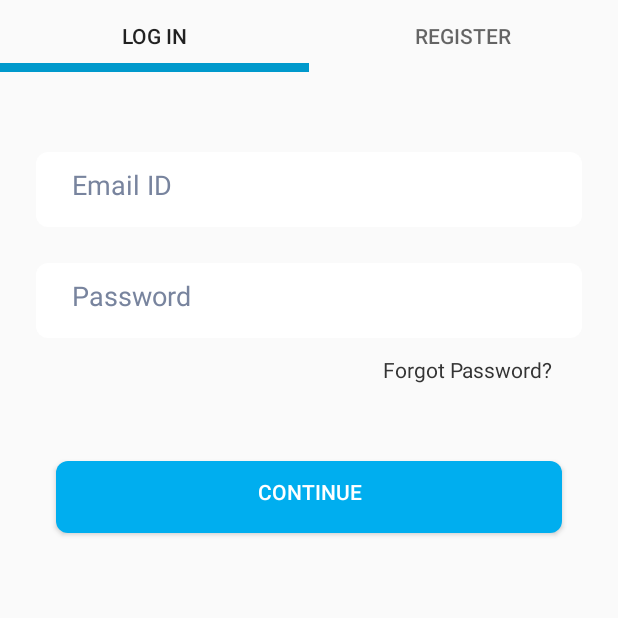
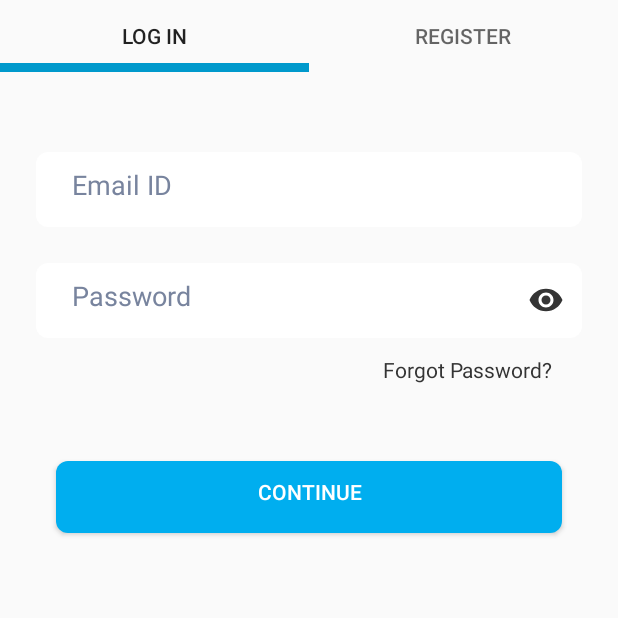
Before and after one commit to mdg-iitr/cognizance19, an Android app: the screen it shows after launch (MainActivity), after a tap on "LOG IN", on a phone screen of 412 x 824 dp, the top half of it. Run offline under Robolectric (Android 15) with nearby library versions, the phone set to English and light mode, and no system bars.

Commit message:
Complete Login/Register UI and create files for ApiService and client

```diff
--- a/app/src/main/java/com/mdgiitr/karthik/cognizance19/view/LoginFragment.java
+++ b/app/src/main/java/com/mdgiitr/karthik/cognizance19/view/LoginFragment.java
@@ -3,13 +3,22 @@ package com.mdgiitr.karthik.cognizance19.view;
 
 import android.os.Bundle;
 import android.support.v4.app.Fragment;
+import android.text.Editable;
+import android.text.TextWatcher;
 import android.view.LayoutInflater;
 import android.view.View;
 import android.view.ViewGroup;
+import android.widget.Button;
+import android.widget.EditText;
 
+import com.mdgiitr.karthik.cognizance19.EmailPasswordValidator;
 import com.mdgiitr.karthik.cognizance19.R;
 
 public class LoginFragment extends Fragment {
+
+    private Button contButton;
+    private EditText emailEditText, passwordEditText;
+    private boolean emailValid = false, passwordValid = false;
 
     public LoginFragment() {
         // Required empty public constructor
@@ -23,8 +32,66 @@ public class LoginFragment extends Fragment {
     @Override
     public View onCreateView(LayoutInflater inflater, ViewGroup container,
                              Bundle savedInstanceState) {
-        // Inflate the layout for this fragment
-        return inflater.inflate(R.layout.fragment_login, container, false);
+        View view = inflater.inflate(R.layout.fragment_login, container, false);
+
+        emailEditText = view.findViewById(R.id.email_editText);
+        passwordEditText = view.findViewById(R.id.password_editText);
+        contButton = view.findViewById(R.id.cont_Button);
+
+        emailEditText.addTextChangedListener(new TextWatcher() {
+            @Override
+            public void beforeTextChanged(CharSequence s, int start, int count, int after) {
+
+            }
+
+            @Override
+            public void onTextChanged(CharSequence s, int start, int before, int count) {
+                if (EmailPasswordValidator.isEmailValid(s.toString())) {
+                    emailValid = true;
+                } else {
+                    emailValid = false;
+                }
+                isEmailPwValid();
+            }
+
+            @Override
+            public void afterTextChanged(Editable s) {
+
+            }
+        });
+
+        passwordEditText.addTextChangedListener(new TextWatcher() {
+            @Override
+            public void beforeTextChanged(CharSequence s, int start, int count, int after) {
+
+            }
+
+            @Override
+            public void onTextChanged(CharSequence s, int start, int before, int count) {
+                if (EmailPasswordValidator.isValidPassword(s.toString())) {
+                    passwordValid = true;
+                } else {
+                    passwordValid = false;
+                }
+                isEmailPwValid();
+
+            }
+
+            @Override
+            public void afterTextChanged(Editable s) {
+
+            }
+        });
+
+        return view;
+    }
+
+    private void isEmailPwValid() {
+        if (emailValid && passwordValid) {
+            contButton.setEnabled(true);
+        } else {
+            contButton.setEnabled(false);
+        }
     }
 
 }
--- a/app/src/main/java/com/mdgiitr/karthik/cognizance19/view/RegisterFragment.java
+++ b/app/src/main/java/com/mdgiitr/karthik/cognizance19/view/RegisterFragment.java
@@ -3,14 +3,19 @@ package com.mdgiitr.karthik.cognizance19.view;
 
 import android.app.Dialog;
 import android.graphics.Color;
+import android.graphics.drawable.ColorDrawable;
 import android.os.Bundle;
 import android.support.v4.app.Fragment;
+import android.text.Editable;
+import android.text.TextWatcher;
 import android.view.LayoutInflater;
 import android.view.View;
 import android.view.ViewGroup;
 import android.widget.Button;
+import android.widget.EditText;
 import android.widget.TextView;
 
+import com.mdgiitr.karthik.cognizance19.EmailPasswordValidator;
 import com.mdgiitr.karthik.cognizance19.R;
 
 import static com.mdgiitr.karthik.cognizance19.MainActivity.REGISTRATION_TYPE_PARTICIPANT;
@@ -20,10 +25,11 @@ import static com.mdgiitr.karthik.cognizance19.MainActivity.navController;
 public class RegisterFragment extends Fragment {
 
     public static int REGISTRATION_TYPE = -1;
-    private Button cancelAction, nextAction;
+    private Button cancelAction, nextAction, contButton;
     private TextView signupParticipant, signupSPP;
+    EditText emailEditText, passwordEditText;
     private Dialog typeDialog;
-    private boolean isVisible = false;
+    private boolean isVisible = false, emailValid = false, passwordValid = false;
 
     public RegisterFragment() {
         // Required empty public constructor
@@ -39,9 +45,59 @@ public class RegisterFragment extends Fragment {
                              Bundle savedInstanceState) {
         View view = inflater.inflate(R.layout.fragment_register, container, false);
 
+        emailEditText = view.findViewById(R.id.email_editText);
+        passwordEditText = view.findViewById(R.id.password_editText);
+        contButton = view.findViewById(R.id.cont_Button);
+
+        emailEditText.addTextChangedListener(new TextWatcher() {
+            @Override
+            public void beforeTextChanged(CharSequence s, int start, int count, int after) {
+
+            }
+
+            @Override
+            public void onTextChanged(CharSequence s, int start, int before, int count) {
+                if (EmailPasswordValidator.isEmailValid(s.toString())) {
+                    emailValid = true;
+                } else {
+                    emailValid = false;
+                }
+                isEmailPwValid();
+            }
+
+            @Override
+            public void afterTextChanged(Editable s) {
+
+            }
+        });
+
+        passwordEditText.addTextChangedListener(new TextWatcher() {
+            @Override
+            public void beforeTextChanged(CharSequence s, int start, int count, int after) {
+
+            }
+
+            @Override
+            public void onTextChanged(CharSequence s, int start, int before, int count) {
+                if (EmailPasswordValidator.isValidPassword(s.toString())) {
+                    passwordValid = true;
+                } else {
+                    passwordValid = false;
+                }
+                isEmailPwValid();
+
+            }
+
+            @Override
+            public void afterTextChanged(Editable s) {
+
+            }
+        });
+
         typeDialog = new Dialog(getContext());
         typeDialog.setContentView(R.layout.registration_type_dialog);
-        typeDialog.setCanceledOnTouchOutside(false);
+        typeDialog.setCancelable(false);
+        typeDialog.getWindow().setBackgroundDrawable(new ColorDrawable(Color.TRANSPARENT));
 
         signupParticipant = typeDialog.findViewById(R.id.signup_as_participant);
         signupSPP = typeDialog.findViewById(R.id.signup_as_spp);
@@ -70,17 +126,25 @@ public class RegisterFragment extends Fragment {
 
         nextAction.setOnClickListener((View v) -> typeDialog.dismiss());
 
-        if(isVisible)
+        if (isVisible)
             typeDialog.show();
 
         return view;
     }
 
+    private void isEmailPwValid() {
+        if (emailValid && passwordValid) {
+            contButton.setEnabled(true);
+        } else {
+            contButton.setEnabled(false);
+        }
+    }
+
     @Override
-    public void setUserVisibleHint(boolean isVisibleToUser){
-        if(isVisibleToUser)
+    public void setUserVisibleHint(boolean isVisibleToUser) {
+        if (isVisibleToUser)
             isVisible = isVisibleToUser;
-        if(isVisibleToUser && typeDialog!=null)
+        if (isVisibleToUser && typeDialog != null)
             typeDialog.show();
     }
 
--- a/app/src/main/res/layout/fragment_login.xml
+++ b/app/src/main/res/layout/fragment_login.xml
@@ -1,5 +1,6 @@
 <?xml version="1.0" encoding="utf-8"?>
 <ScrollView xmlns:android="http://schemas.android.com/apk/res/android"
+    xmlns:app="http://schemas.android.com/apk/res-auto"
     xmlns:tools="http://schemas.android.com/tools"
     android:layout_width="match_parent"
     android:layout_height="match_parent">
@@ -10,35 +11,54 @@
         android:orientation="vertical"
         tools:context=".view.RegisterFragment">
 
-        <EditText
-            android:id="@+id/email_ediText"
+        <android.support.design.widget.TextInputLayout
             android:layout_width="match_parent"
             android:layout_height="wrap_content"
             android:layout_marginStart="24dp"
             android:layout_marginTop="53dp"
             android:layout_marginEnd="24dp"
+            app:hintEnabled="false">
+
+            <EditText
+                android:id="@+id/email_editText"
+                android:layout_width="match_parent"
+                android:layout_height="wrap_content"
                 android:background="@drawable/edit_text_bg"
                 android:hint="@string/email_id"
+                android:inputType="textEmailAddress"
                 android:paddingStart="24dp"
                 android:paddingTop="9dp"
+                android:paddingEnd="10dp"
                 android:paddingBottom="16dp"
                 android:textColor="@color/editTextgray"
                 android:textColorHint="@color/editText_blue" />
 
-        <EditText
-            android:id="@+id/password_ediText"
+        </android.support.design.widget.TextInputLayout>
+
+        <android.support.design.widget.TextInputLayout
             android:layout_width="match_parent"
             android:layout_height="wrap_content"
             android:layout_marginStart="24dp"
             android:layout_marginTop="24dp"
             android:layout_marginEnd="24dp"
+            app:hintEnabled="false"
+            app:passwordToggleEnabled="true"
+            app:passwordToggleTint="@color/editTextgray">
+
+            <EditText
+                android:id="@+id/password_editText"
+                android:layout_width="match_parent"
+                android:layout_height="wrap_content"
                 android:background="@drawable/edit_text_bg"
                 android:hint="@string/pw"
+                android:inputType="textPassword"
                 android:paddingStart="24dp"
                 android:paddingTop="9dp"
+                android:paddingEnd="10dp"
                 android:paddingBottom="16dp"
                 android:textColor="@color/editTextgray"
                 android:textColorHint="@color/editText_blue" />
+        </android.support.design.widget.TextInputLayout>
 
 
         <TextView
```
Also changed, not shown: app/build.gradle (+11 -0 lines), app/src/main/java/com/mdgiitr/karthik/cognizance19/EmailPasswordValidator.java (added, +26 -0 lines), app/src/main/java/com/mdgiitr/karthik/cognizance19/models/SignupResponse.java (added, +10 -0 lines), app/src/main/java/com/mdgiitr/karthik/cognizance19/network/client/ApiClient.java (added, +45 -0 lines), app/src/main/java/com/mdgiitr/karthik/cognizance19/network/service/ApiService.java (added, +15 -0 lines), app/src/main/res/layout/fragment_register.xml (+24 -5 lines). Lines whose indentation alone changed are shown as unchanged.
